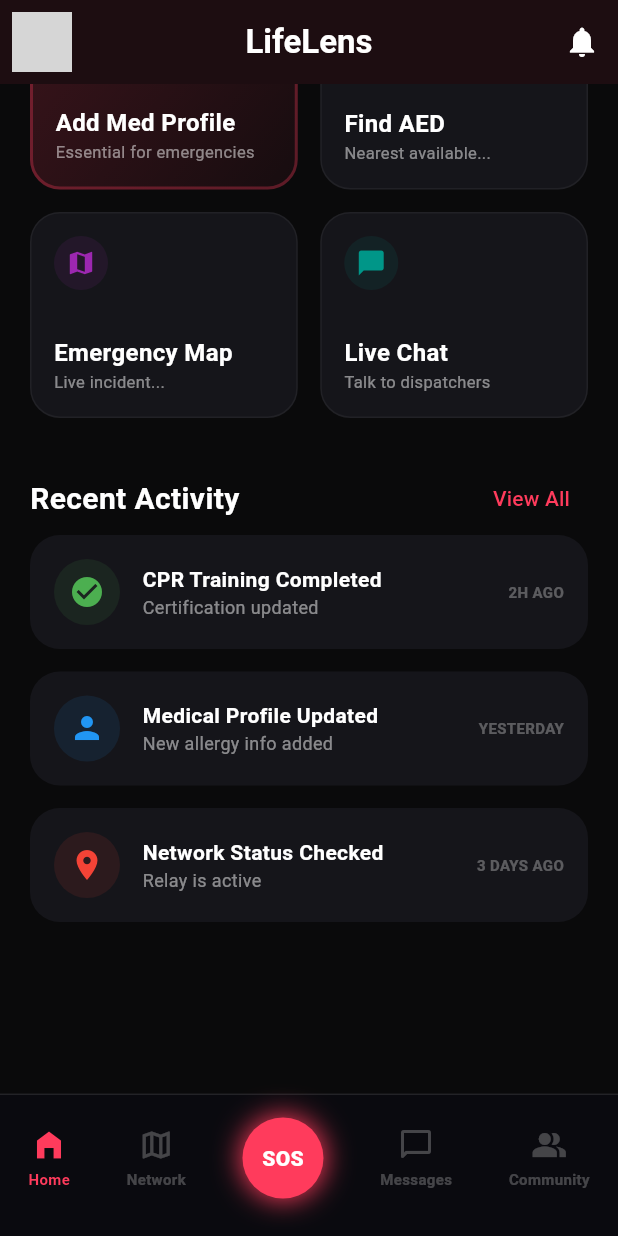
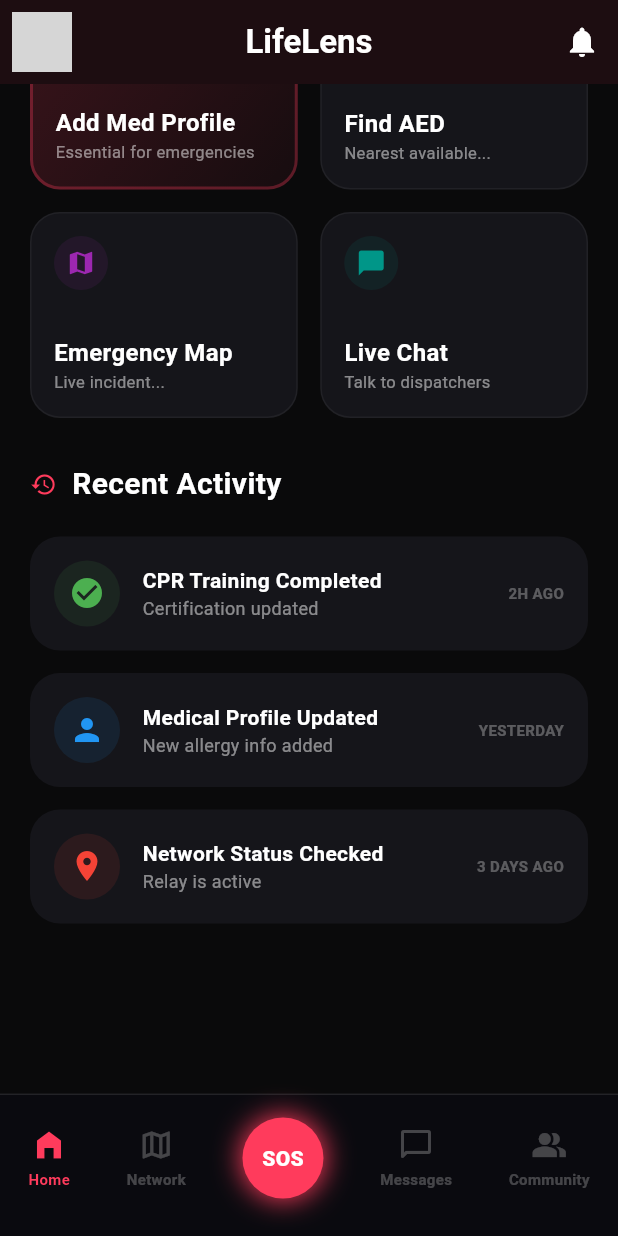
Before and after one commit to ThisIsSumit/ar_firstaid_flutter, a Flutter app: the HomeDashboard screen opened by its route, scrolled down 574 dp, on a phone screen of 412 x 824 dp. Run offline on Flutter 3.47's test engine with Material 3 defaults, Android fonts, the phone set to English and light mode, and no system bars; drawn by our look-alikes of flutter_animate; our stand-ins replace file_picker, flutter_riverpod, go_router, google_fonts, image_picker; network calls fail; grey boxes are pictures that could not be loaded.

Commit message:
bugs fix

```diff
--- a/lib/screens/medical_profile/medical_profile_page.dart
+++ b/lib/screens/medical_profile/medical_profile_page.dart
@@ -7,8 +7,6 @@ import 'package:go_router/go_router.dart';
 import 'package:image_picker/image_picker.dart';
 import '../../core/providers/medical_profile_provider.dart';
 import '../../core/router/app_router.dart';
-import 'add_allergy_dialog.dart';
-import 'add_medication_dialog.dart';
 import 'add_condition_dialog.dart';
 import 'add_emergency_contact_dialog.dart';
 
--- a/lib/screens/user/home_page.dart
+++ b/lib/screens/user/home_page.dart
@@ -241,8 +241,9 @@ class HomeDashboard extends ConsumerWidget {
             const SizedBox(height: 30),
             // Recent Activity
             Row(
-              mainAxisAlignment: MainAxisAlignment.spaceBetween,
               children: [
+                const Icon(Icons.history, color: Color(0xFFFF3B5C), size: 18),
+                const SizedBox(width: 10),
                 const Text(
                   'Recent Activity',
                   style: TextStyle(
@@ -251,15 +252,9 @@ class HomeDashboard extends ConsumerWidget {
                     fontWeight: FontWeight.bold,
                   ),
                 ),
-                TextButton(
-                  onPressed: () => context.push(AppRoutes.training),
-                  child: const Text(
-                    'View All',
-                    style: TextStyle(color: Color(0xFFFF3B5C)),
-                  ),
-                ),
               ],
             ),
+            const SizedBox(height: 20),
             _buildActivityItem(
               'CPR Training Completed',
               'Certification updated',
```
